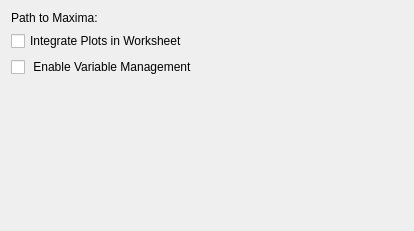
Before: the Qt Designer form src/backends/maxima/settings.ui in KDE/cantor, drawn with Qt 5.
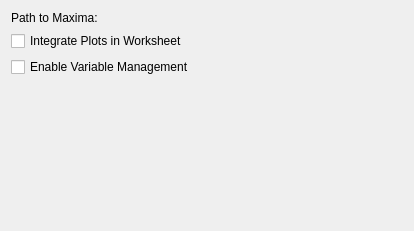
After: the same form once the commit is applied. Custom widgets are drawn as their Qt base class.

Commit message: Remove extra space

Diff of the .ui file:
```diff
--- a/src/backends/maxima/settings.ui
+++ b/src/backends/maxima/settings.ui
@@ -38,7 +38,7 @@
       <string>Let Cantor follow the creation/destruction of variables</string>
      </property>
      <property name="text">
-      <string> Enable Variable Management</string>
+      <string>Enable Variable Management</string>
      </property>
     </widget>
    </item>
```
